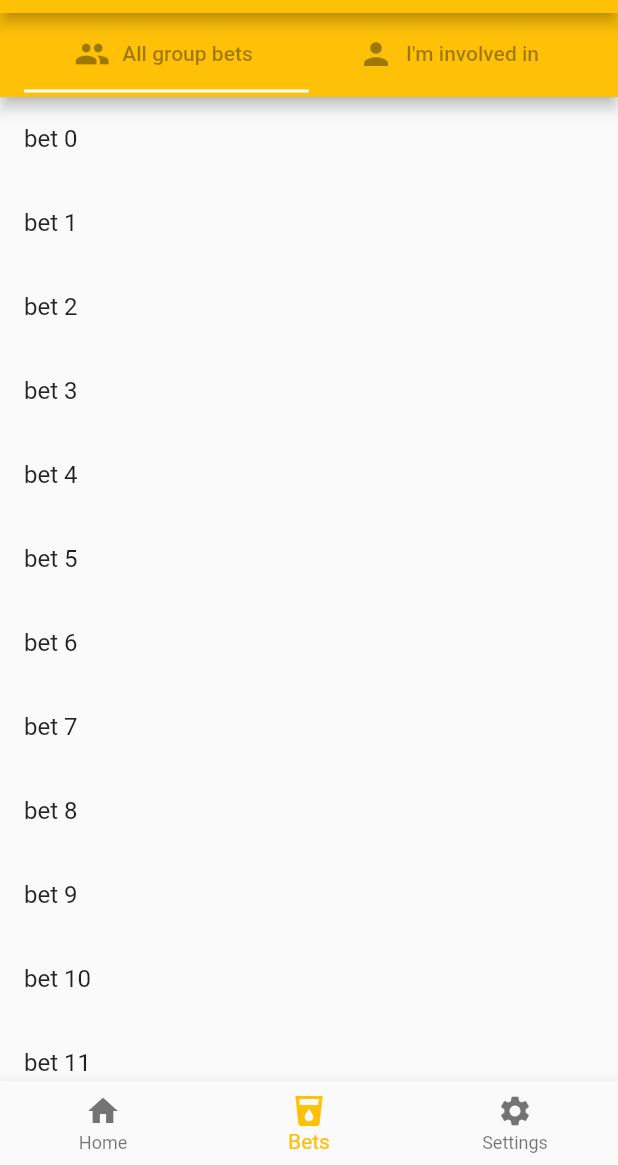
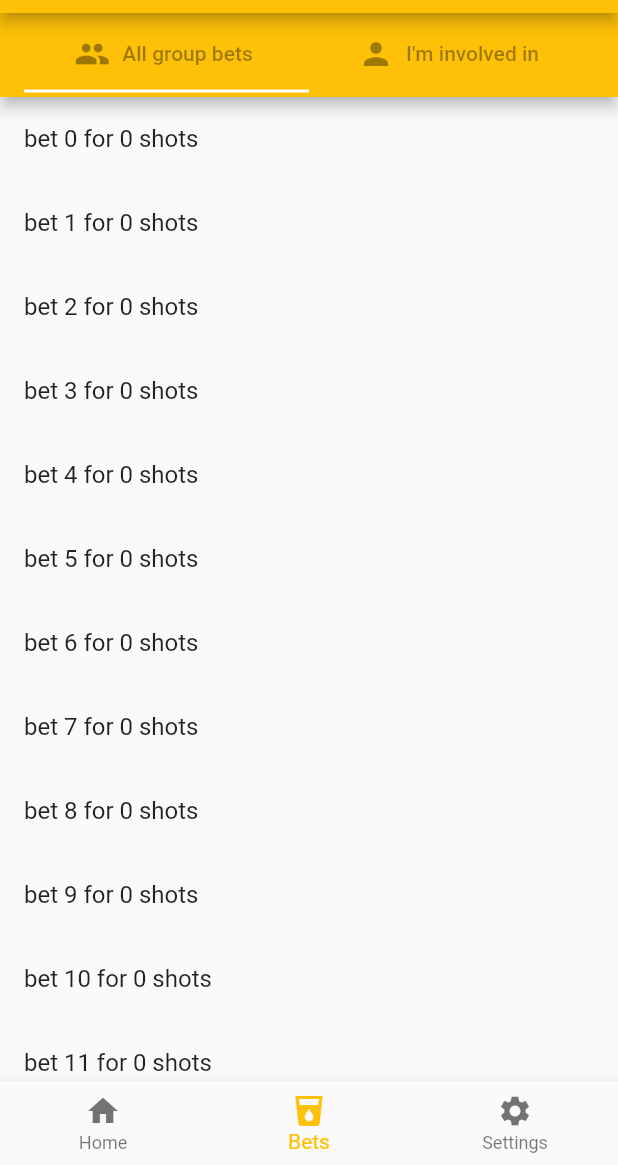
Before and after one commit to bumgardnera07/Wagers, a Flutter app: the screen it shows after launch, item 2 of the bottom bar chosen, on a phone screen of 412 x 824 dp, the part 71-1236 px from its top. Run offline on Flutter 3.47's test engine with Material 2 defaults, Android fonts, the phone set to English and light mode, and no system bars.

Commit message:
added some fields for Bet class

```diff
--- a/lib/Bet.dart
+++ b/lib/Bet.dart
@@ -4,6 +4,8 @@ class Bet {
   final DateTime date;
   final String initiator;
   final String target;
+  final String winner;
+  final int stakes;
 
-  Bet(this.title, this.description, this.date, this.initiator, this.target);
+  Bet(this.title, this.description, this.date, this.initiator, this.target, this.winner, this.stakes);
 }
--- a/lib/BetsList.dart
+++ b/lib/BetsList.dart
@@ -49,7 +49,7 @@ class BetsListGroupView extends StatelessWidget {
         itemCount: bets.length,
         itemBuilder: (context, index) {
           return ListTile(
-            title: Text(bets[index].title),
+            title: Text(bets[index].title + " for " + bets[index].stakes.toString() + " shots"),
             onTap: () {
               Navigator.push(
                 context,
--- a/lib/HomeScreen.dart
+++ b/lib/HomeScreen.dart
@@ -2,6 +2,7 @@ import 'package:flutter/material.dart';
 import 'package:shot_bets/Bet.dart';
 import 'package:shot_bets/CreateBetIconButton.dart';
 import 'package:shot_bets/BetsList.dart';
+import 'dart:math';
 
 class _HomeScreenState extends State<HomeScreen> {
   int _selectedIndex = 0;
@@ -9,7 +10,7 @@ class _HomeScreenState extends State<HomeScreen> {
   final _widgetOptions = [
     Text('Index 0: Home'),
     BetsList(bets: List.generate(40, (i) => Bet('bet $i', 'description for bet $i', new DateTime.now(), "initiator $i",
-        'target $i'))),
+        'target $i', "winner", Random().nextInt(10)))),
     Text('Index 2: Settings'),
   ];
 
```
